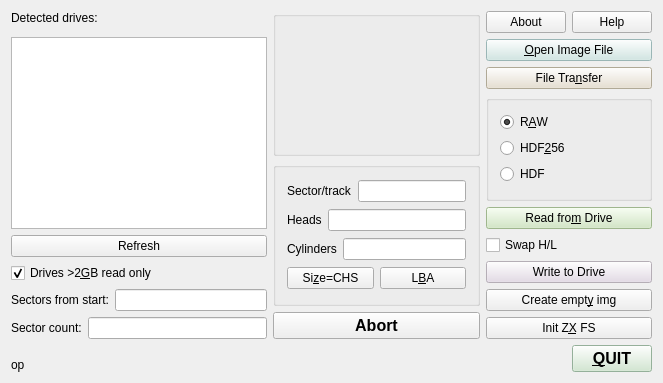
Qt form drimgwidgetbase4.ui (tophe38/drimgQt4) before a commit.
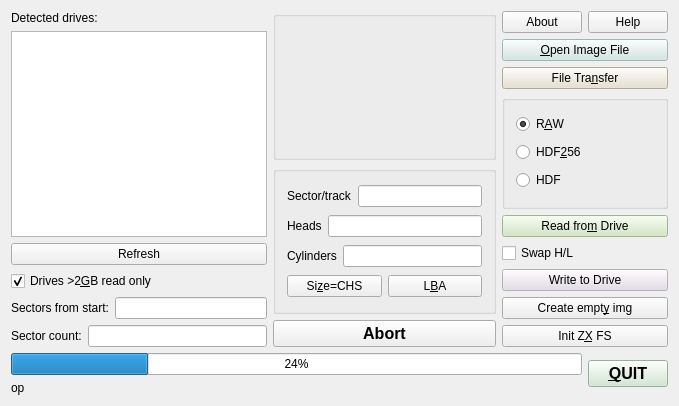
The same form after that commit. Custom widgets are drawn as their Qt base class.

The edit to the form file:
```diff
--- a/drimgwidgetbase4.ui
+++ b/drimgwidgetbase4.ui
@@ -2,6 +2,14 @@
 <ui version="4.0">
  <class>drimgwidgetbase</class>
  <widget class="QWidget" name="drimgwidgetbase">
+  <property name="geometry">
+   <rect>
+    <x>0</x>
+    <y>0</y>
+    <width>679</width>
+    <height>406</height>
+   </rect>
+  </property>
   <property name="windowTitle">
    <string>Drive Imaging, file transfer &amp; partition extract  V 0.86  PP 2006-7</string>
   </property>
@@ -21,10 +29,7 @@
         </widget>
        </item>
        <item>
-        <widget class="Q3ListBox" name="listBox1" native="true"/>
-       </item>
-       <item>
-        <widget class="QListWidget" name="listWidget"/>
+        <widget class="QListWidget" name="listBox1"/>
        </item>
        <item>
         <widget class="QPushButton" name="refrButton">
@@ -2162,9 +2167,9 @@
      <item>
       <layout class="QVBoxLayout" name="verticalLayout_4">
        <item>
-        <widget class="Q3ProgressBar" name="progressBar1" native="true">
-         <property name="progress" stdset="0">
-          <number>7</number>
+        <widget class="QProgressBar" name="progressBar1">
+         <property name="value">
+          <number>24</number>
          </property>
         </widget>
        </item>
@@ -2644,18 +2649,6 @@
   </layout>
  </widget>
  <layoutdefault spacing="6" margin="11"/>
- <customwidgets>
-  <customwidget>
-   <class>Q3ProgressBar</class>
-   <extends>QWidget</extends>
-   <header>q3progressbar.h</header>
-  </customwidget>
-  <customwidget>
-   <class>Q3ListBox</class>
-   <extends>QWidget</extends>
-   <header>q3listbox.h</header>
-  </customwidget>
- </customwidgets>
  <resources/>
  <connections>
   <connection>
```
Left out of the diff: 16 changed lines with no effect on the pictures.
